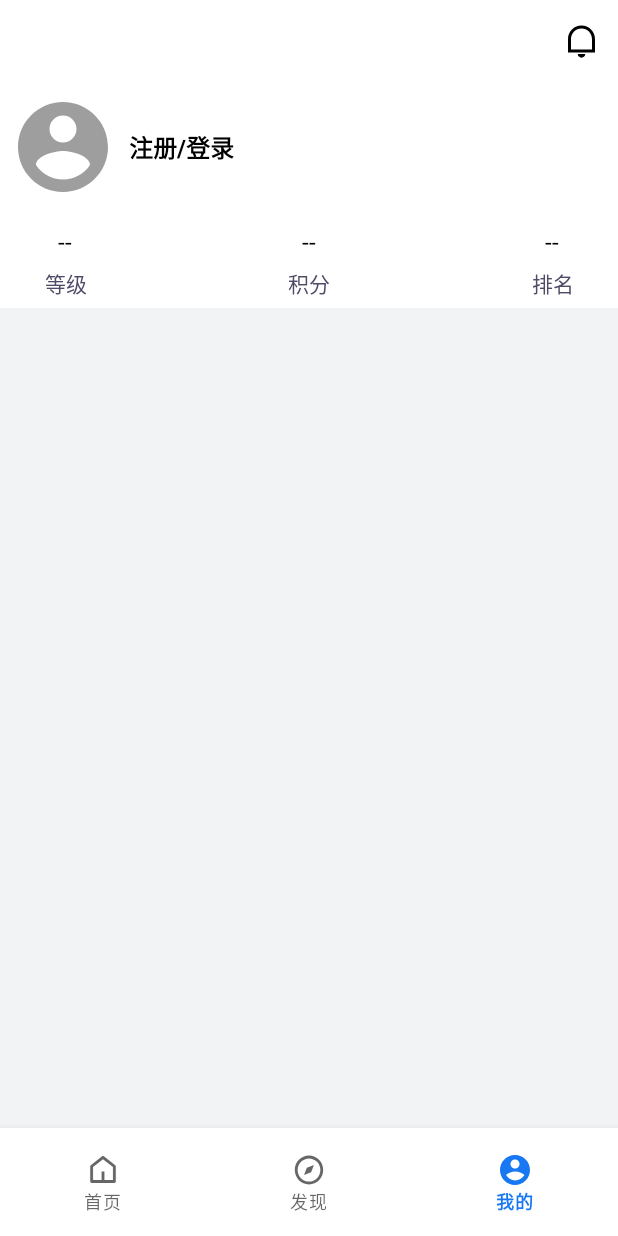
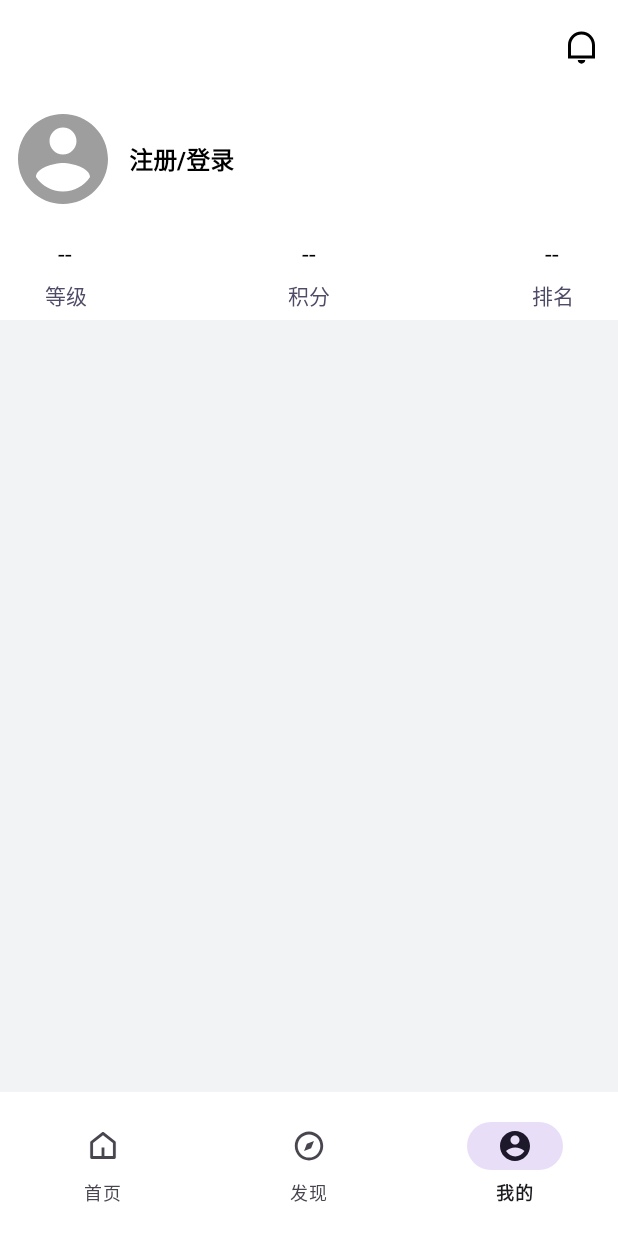
Before and after one commit to simple565/WanDevelop, an Android app: the screen it shows after launch (MainActivity), item 3 of the bottom bar chosen, on a phone screen of 412 x 824 dp. Run offline under Robolectric (Android 15) with nearby library versions, the phone set to English and light mode, and no system bars; our stand-ins replace navigation-ui, paging; libraries missing offline, so code that uses them is left out: com.drakeet.multitype, com.youth.banner; pictures from the network do not load; 10 statements that could not run were skipped.

Commit message:
主题调整

```diff
--- a/app/src/main/res/values-night/themes.xml
+++ b/app/src/main/res/values-night/themes.xml
@@ -1,6 +1,6 @@
 <resources>
 
-    <style name="AppTheme" parent="Theme.MaterialComponents.DayNight.NoActionBar">
+    <style name="AppTheme" parent="Theme.Material3.DayNight.NoActionBar">
         <item name="colorPrimary">@color/colorPrimary</item>
         <item name="colorPrimaryDark">@color/black</item>
         <item name="colorAccent">@color/colorPrimary</item>
--- a/app/src/main/res/values/themes.xml
+++ b/app/src/main/res/values/themes.xml
@@ -1,6 +1,6 @@
 <resources xmlns:tools="http://schemas.android.com/tools">
 
-    <style name="AppTheme" parent="Theme.MaterialComponents.DayNight.NoActionBar">
+    <style name="AppTheme" parent="Theme.Material3.DayNight.NoActionBar">
         <item name="colorPrimary">@color/colorPrimary</item>
         <item name="colorPrimaryDark">@color/white</item>
         <item name="colorAccent">@color/colorPrimary</item>
```
